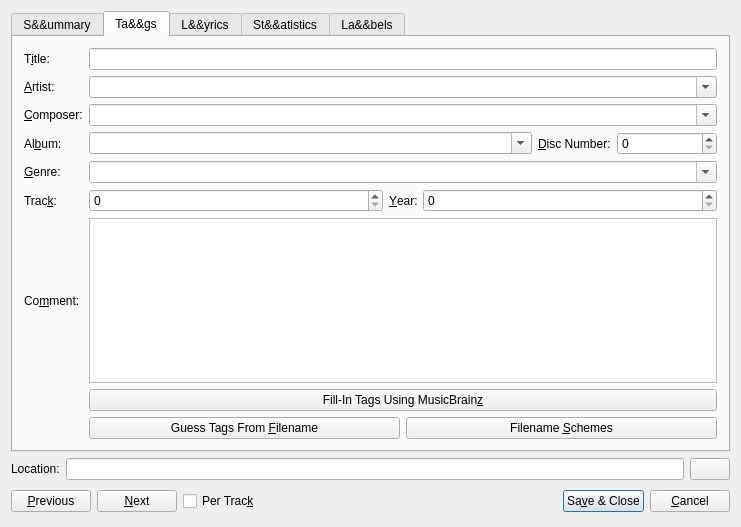
KDE/amarok, file src/tagdialogbase.ui: the form before one commit.
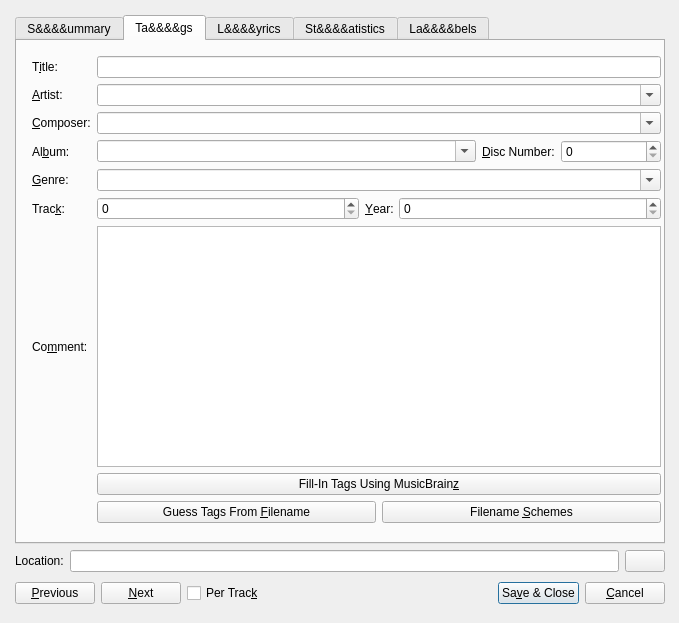
The form after the commit. Custom widgets are drawn as their Qt base class.

```diff
--- a/src/tagdialogbase.ui
+++ b/src/tagdialogbase.ui
@@ -5,122 +5,24 @@
    <rect>
     <x>0</x>
     <y>0</y>
-    <width>741</width>
-    <height>527</height>
+    <width>679</width>
+    <height>623</height>
    </rect>
   </property>
   <property name="windowTitle" >
    <string>Track Information</string>
   </property>
-  <layout class="QGridLayout" >
-   <item row="2" column="0" >
-    <layout class="QHBoxLayout" >
-     <item>
-      <widget class="QPushButton" name="pushButton_previous" >
-       <property name="text" >
-        <string>&amp;Previous</string>
-       </property>
-      </widget>
-     </item>
+  <widget class="QWidget" name="" >
+   <property name="geometry" >
+    <rect>
+     <x>4</x>
+     <y>4</y>
+     <width>672</width>
+     <height>615</height>
+    </rect>
+   </property>
+   <layout class="QVBoxLayout" name="verticalLayout_3" >
      <item>
-      <widget class="QPushButton" name="pushButton_next" >
-       <property name="text" >
-        <string>&amp;Next</string>
-       </property>
-      </widget>
-     </item>
-     <item>
-      <widget class="QCheckBox" name="checkBox_perTrack" >
-       <property name="text" >
-        <string>Per Trac&amp;k</string>
-       </property>
-      </widget>
-     </item>
-     <item>
-      <spacer name="spacer1" >
-       <property name="orientation" >
-        <enum>Qt::Horizontal</enum>
-       </property>
-       <property name="sizeType" >
-        <enum>QSizePolicy::MinimumExpanding</enum>
-       </property>
-       <property name="sizeHint" stdset="0" >
-        <size>
-         <width>215</width>
-         <height>30</height>
-        </size>
-       </property>
-      </spacer>
-     </item>
-     <item>
-      <widget class="QPushButton" name="pushButton_ok" >
-       <property name="text" >
-        <string>Sa&amp;ve &amp;&amp; Close</string>
-       </property>
-       <property name="autoDefault" >
-        <bool>true</bool>
-       </property>
-       <property name="default" >
-        <bool>true</bool>
-       </property>
-      </widget>
-     </item>
-     <item>
-      <widget class="QPushButton" name="pushButton_cancel" >
-       <property name="text" >
-        <string>&amp;Cancel</string>
-       </property>
-       <property name="autoDefault" >
-        <bool>true</bool>
-       </property>
-       <property name="default" >
-        <bool>false</bool>
-       </property>
-       <property name="flat" >
-        <bool>false</bool>
-       </property>
-      </widget>
-     </item>
-    </layout>
-   </item>
-   <item row="1" column="0" >
-    <layout class="QHBoxLayout" >
-     <item>
-      <widget class="QLabel" name="locationLabel" >
-       <property name="text" >
-        <string>Location:</string>
-       </property>
-       <property name="wordWrap" >
-        <bool>false</bool>
-       </property>
-      </widget>
-     </item>
-     <item>
-      <widget class="KLineEdit" name="kLineEdit_location" >
-       <property name="focusPolicy" >
-        <enum>Qt::StrongFocus</enum>
-       </property>
-       <property name="readOnly" >
-        <bool>true</bool>
-       </property>
-       <property name="SqueezedTextEnabled" stdset="0" >
-        <bool>true</bool>
-       </property>
-      </widget>
-     </item>
-     <item>
-      <widget class="QPushButton" name="pushButton_open" >
-       <property name="text" >
-        <string/>
-       </property>
-       <property name="autoDefault" >
-        <bool>false</bool>
-       </property>
-      </widget>
-     </item>
-    </layout>
-   </item>
-   <item row="0" column="0" >
     <widget class="KTabWidget" name="kTabWidget" >
      <property name="currentIndex" >
       <number>1</number>
@@ -133,15 +35,26 @@
        <rect>
         <x>0</x>
         <y>0</y>
-        <width>721</width>
-        <height>400</height>
+         <width>658</width>
+         <height>494</height>
        </rect>
       </property>
       <attribute name="title" >
-       <string>S&amp;&amp;&amp;&amp;ummary</string>
-      </attribute>
-      <layout class="QGridLayout" >
-       <item row="0" column="0" >
+        <string>S&amp;&amp;&amp;&amp;&amp;&amp;&amp;&amp;ummary</string>
+       </attribute>
+       <widget class="QWidget" name="" >
+        <property name="geometry" >
+         <rect>
+          <x>5</x>
+          <y>5</y>
+          <width>651</width>
+          <height>481</height>
+         </rect>
+        </property>
+        <layout class="QVBoxLayout" name="verticalLayout_4" >
+         <item>
+          <layout class="QHBoxLayout" name="horizontalLayout" >
+           <item>
         <widget class="CoverLabel" native="1" name="pixmap_cover" >
          <property name="minimumSize" >
           <size>
@@ -157,7 +70,7 @@
          </property>
         </widget>
        </item>
-       <item row="0" column="1" >
+           <item>
         <widget class="QLabel" name="trackArtistAlbumLabel" >
          <property name="text" >
           <string>Track by Artist on Album</string>
@@ -170,7 +83,9 @@
          </property>
         </widget>
        </item>
-       <item row="1" column="0" colspan="2" >
+          </layout>
+         </item>
+         <item>
         <widget class="Line" name="line1" >
          <property name="frameShape" >
           <enum>QFrame::HLine</enum>
@@ -180,7 +95,20 @@
          </property>
         </widget>
        </item>
-       <item row="3" column="1" >
+         <item>
+          <widget class="QLabel" name="summaryLabel" >
+           <property name="text" >
+            <string/>
+           </property>
+           <property name="alignment" >
+            <set>Qt::AlignTop</set>
+           </property>
+           <property name="wordWrap" >
+            <bool>true</bool>
+           </property>
+          </widget>
+         </item>
+         <item>
         <spacer name="spacer12" >
          <property name="orientation" >
           <enum>Qt::Vertical</enum>
@@ -196,47 +124,31 @@
          </property>
         </spacer>
        </item>
-       <item row="2" column="0" colspan="2" >
-        <widget class="QLabel" name="summaryLabel" >
-         <property name="text" >
-          <string/>
-         </property>
-         <property name="alignment" >
-          <set>Qt::AlignTop</set>
-         </property>
-         <property name="wordWrap" >
-          <bool>true</bool>
-         </property>
-        </widget>
-       </item>
-      </layout>
+        </layout>
+       </widget>
      </widget>
      <widget class="QWidget" name="tagsTab" >
       <property name="geometry" >
        <rect>
         <x>0</x>
         <y>0</y>
-        <width>721</width>
-        <height>400</height>
+         <width>658</width>
+         <height>494</height>
        </rect>
       </property>
       <attribute name="title" >
-       <string>Ta&amp;&amp;&amp;&amp;gs</string>
-      </attribute>
-      <layout class="QGridLayout" >
-       <item row="1" column="0" >
-        <widget class="QLabel" name="textLabel1_2" >
-         <property name="text" >
-          <string>&amp;Artist:</string>
-         </property>
-         <property name="wordWrap" >
-          <bool>false</bool>
-         </property>
-         <property name="buddy" >
-          <cstring>kComboBox_artist</cstring>
-         </property>
-        </widget>
-       </item>
+        <string>Ta&amp;&amp;&amp;&amp;&amp;&amp;&amp;&amp;gs</string>
+       </attribute>
+       <widget class="QWidget" name="" >
+        <property name="geometry" >
+         <rect>
+          <x>4</x>
+          <y>4</y>
+          <width>651</width>
+          <height>489</height>
+         </rect>
+        </property>
+        <layout class="QGridLayout" name="gridLayout_3" >
        <item row="0" column="0" >
         <widget class="QLabel" name="textLabel1" >
          <property name="text" >
@@ -250,66 +162,141 @@
          </property>
         </widget>
        </item>
-       <item row="5" column="0" >
-        <widget class="QLabel" name="textLabel1_6_6" >
+         <item row="0" column="1" >
+          <widget class="KLineEdit" name="kLineEdit_title" />
+         </item>
+         <item row="1" column="0" >
+          <widget class="QLabel" name="textLabel1_2" >
          <property name="text" >
-          <string>Trac&amp;k:</string>
-         </property>
-         <property name="textFormat" >
-          <enum>Qt::PlainText</enum>
-         </property>
+            <string>&amp;Artist:</string>
+           </property>
+           <property name="wordWrap" >
+            <bool>false</bool>
+           </property>
+           <property name="buddy" >
+            <cstring>kComboBox_artist</cstring>
+           </property>
+          </widget>
+         </item>
+         <item row="1" column="1" >
+          <widget class="KComboBox" name="kComboBox_artist" >
+           <property name="sizePolicy" >
+            <sizepolicy vsizetype="Fixed" hsizetype="Expanding" >
+             <horstretch>0</horstretch>
+             <verstretch>0</verstretch>
+            </sizepolicy>
+           </property>
+           <property name="editable" >
+            <bool>true</bool>
+           </property>
+           <property name="autoCompletion" >
+            <bool>false</bool>
+           </property>
+          </widget>
+         </item>
+         <item row="2" column="0" >
+          <widget class="QLabel" name="textLabel1_3_2" >
+           <property name="text" >
+            <string>&amp;Composer:</string>
+           </property>
          <property name="wordWrap" >
           <bool>false</bool>
          </property>
          <property name="buddy" >
-          <cstring>qSpinBox_track</cstring>
+            <cstring>kComboBox_composer</cstring>
          </property>
         </widget>
        </item>
-       <item row="8" column="1" >
+         <item row="2" column="1" >
+          <widget class="KComboBox" name="kComboBox_composer" >
+           <property name="sizePolicy" >
+            <sizepolicy vsizetype="Fixed" hsizetype="Expanding" >
+             <horstretch>0</horstretch>
+             <verstretch>0</verstretch>
+            </sizepolicy>
+           </property>
+           <property name="editable" >
+            <bool>true</bool>
+           </property>
+          </widget>
+         </item>
+         <item row="3" column="0" >
+          <widget class="QLabel" name="textLabel1_3" >
+           <property name="text" >
+            <string>Al&amp;bum:</string>
+           </property>
+           <property name="wordWrap" >
+            <bool>false</bool>
+           </property>
+           <property name="buddy" >
+            <cstring>kComboBox_album</cstring>
+           </property>
+          </widget>
+         </item>
+         <item row="3" column="1" >
         <layout class="QHBoxLayout" >
          <item>
-          <widget class="QPushButton" name="pushButton_guessTags" >
-           <property name="text" >
-            <string>Guess Tags From &amp;Filename</string>
-           </property>
+            <widget class="KComboBox" name="kComboBox_album" >
+             <property name="sizePolicy" >
+              <sizepolicy vsizetype="Fixed" hsizetype="Expanding" >
+               <horstretch>0</horstretch>
+               <verstretch>0</verstretch>
+              </sizepolicy>
+             </property>
+             <property name="editable" >
+              <bool>true</bool>
+             </property>
+             <property name="autoCompletion" >
+              <bool>false</bool>
+             </property>
           </widget>
          </item>
          <item>
-          <widget class="QPushButton" name="pushButton_setFilenameSchemes" >
+            <widget class="QLabel" name="textLabel1_3_2_2" >
            <property name="text" >
-            <string>Filename &amp;Schemes</string>
-           </property>
-           <property name="autoDefault" >
+              <string>&amp;Disc Number:</string>
+             </property>
+             <property name="wordWrap" >
             <bool>false</bool>
+             </property>
+             <property name="buddy" >
+              <cstring>qSpinBox_discNumber</cstring>
+             </property>
+            </widget>
+           </item>
+           <item>
+            <widget class="QSpinBox" name="qSpinBox_discNumber" >
+             <property name="sizePolicy" >
+              <sizepolicy vsizetype="Fixed" hsizetype="Expanding" >
+               <horstretch>0</horstretch>
+               <verstretch>0</verstretch>
+              </sizepolicy>
+             </property>
+             <property name="minimumSize" >
+              <size>
+               <width>50</width>
+               <height>0</height>
+              </size>
+             </property>
+             <property name="maximumSize" >
+              <size>
+               <width>100</width>
+               <height>32767</height>
+              </size>
+             </property>
+             <property name="specialValueText" >
+              <string/>
+             </property>
+             <property name="maximum" >
+              <number>3000</number>
+             </property>
+             <property name="value" >
+              <number>0</number>
            </property>
           </widget>
          </item>
         </layout>
        </item>
-       <item row="6" column="0" >
-        <widget class="QLabel" name="textLabel_comment" >
-         <property name="text" >
-          <string>Co&amp;mment:</string>
-         </property>
-         <property name="textFormat" >
-          <enum>Qt::PlainText</enum>
-         </property>
-         <property name="wordWrap" >
-          <bool>false</bool>
-         </property>
-         <property name="buddy" >
-          <cstring>kTextEdit_comment</cstring>
-         </property>
-        </widget>
-       </item>
-       <item row="7" column="1" >
-        <widget class="QPushButton" name="pushButton_musicbrainz" >
-         <property name="text" >
-          <string>Fill-In Tags Using MusicBrain&amp;z</string>
-         </property>
-        </widget>
-       </item>
        <item row="4" column="0" >
         <widget class="QLabel" name="textLabel1_4" >
          <property name="text" >
@@ -339,8 +326,21 @@
          </property>
         </widget>
        </item>
-       <item row="0" column="1" >
-        <widget class="KLineEdit" name="kLineEdit_title" />
+         <item row="5" column="0" >
+          <widget class="QLabel" name="textLabel1_6_6" >
+           <property name="text" >
+            <string>Trac&amp;k:</string>
+           </property>
+           <property name="textFormat" >
+            <enum>Qt::PlainText</enum>
+           </property>
+           <property name="wordWrap" >
+            <bool>false</bool>
+           </property>
+           <property name="buddy" >
+            <cstring>qSpinBox_track</cstring>
+           </property>
+          </widget>
        </item>
        <item row="5" column="1" >
         <layout class="QHBoxLayout" >
@@ -397,6 +397,22 @@
          </item>
         </layout>
        </item>
+         <item row="6" column="0" >
+          <widget class="QLabel" name="textLabel_comment" >
+           <property name="text" >
+            <string>Co&amp;mment:</string>
+           </property>
+           <property name="textFormat" >
+            <enum>Qt::PlainText</enum>
+           </property>
+           <property name="wordWrap" >
+            <bool>false</bool>
+           </property>
+           <property name="buddy" >
+            <cstring>kTextEdit_comment</cstring>
+           </property>
+          </widget>
+         </item>
        <item row="6" column="1" >
         <widget class="KTextEdit" name="kTextEdit_comment" >
          <property name="tabChangesFocus" >
@@ -407,138 +423,48 @@
          </property>
         </widget>
        </item>
-       <item row="3" column="0" >
-        <widget class="QLabel" name="textLabel1_3" >
+         <item row="7" column="1" >
+          <widget class="QPushButton" name="pushButton_musicbrainz" >
          <property name="text" >
-          <string>Al&amp;bum:</string>
-         </property>
-         <property name="wordWrap" >
-          <bool>false</bool>
-         </property>
-         <property name="buddy" >
-          <cstring>kComboBox_album</cstring>
-         </property>
-        </widget>
-       </item>
-       <item row="2" column="0" >
-        <widget class="QLabel" name="textLabel1_3_2" >
-         <property name="text" >
-          <string>&amp;Composer:</string>
-         </property>
-         <property name="wordWrap" >
-          <bool>false</bool>
-         </property>
-         <property name="buddy" >
-          <cstring>kComboBox_composer</cstring>
-         </property>
-        </widget>
-       </item>
-       <item row="3" column="1" >
+            <string>Fill-In Tags Using MusicBrain&amp;z</string>
+           </property>
+          </widget>
+         </item>
+         <item row="8" column="1" >
         <layout class="QHBoxLayout" >
          <item>
-          <widget class="KComboBox" name="kComboBox_album" >
-           <property name="sizePolicy" >
-            <sizepolicy vsizetype="Fixed" hsizetype="Expanding" >
-             <horstretch>0</horstretch>
-             <verstretch>0</verstretch>
-            </sizepolicy>
-           </property>
-           <property name="editable" >
-            <bool>true</bool>
-           </property>
-           <property name="autoCompletion" >
-            <bool>false</bool>
-           </property>
+            <widget class="QPushButton" name="pushButton_guessTags" >
+             <property name="text" >
+              <string>Guess Tags From &amp;Filename</string>
+             </property>
           </widget>
          </item>
          <item>
-          <widget class="QLabel" name="textLabel1_3_2_2" >
+            <widget class="QPushButton" name="pushButton_setFilenameSchemes" >
            <property name="text" >
-            <string>&amp;Disc Number:</string>
-           </property>
-           <property name="wordWrap" >
+              <string>Filename &amp;Schemes</string>
+             </property>
+             <property name="autoDefault" >
             <bool>false</bool>
            </property>
-           <property name="buddy" >
-            <cstring>qSpinBox_discNumber</cstring>
-           </property>
-          </widget>
-         </item>
-         <item>
-          <widget class="QSpinBox" name="qSpinBox_discNumber" >
-           <property name="sizePolicy" >
-            <sizepolicy vsizetype="Fixed" hsizetype="Expanding" >
-             <horstretch>0</horstretch>
-             <verstretch>0</verstretch>
-            </sizepolicy>
-           </property>
-           <property name="minimumSize" >
-            <size>
-             <width>50</width>
-             <height>0</height>
-            </size>
-           </property>
-           <property name="maximumSize" >
-            <size>
-             <width>100</width>
-             <height>32767</height>
-            </size>
-           </property>
-           <property name="specialValueText" >
-            <string/>
-           </property>
-           <property name="maximum" >
-            <number>3000</number>
-           </property>
-           <property name="value" >
-            <number>0</number>
-           </property>
-          </widget>
-         </item>
-        </layout>
-       </item>
-       <item row="2" column="1" >
-        <widget class="KComboBox" name="kComboBox_composer" >
-         <property name="sizePolicy" >
-          <sizepolicy vsizetype="Fixed" hsizetype="Expanding" >
-           <horstretch>0</horstretch>
-           <verstretch>0</verstretch>
-          </sizepolicy>
-         </property>
-         <property name="editable" >
-          <bool>true</bool>
-         </property>
-        </widget>
-       </item>
-       <item row="1" column="1" >
-        <widget class="KComboBox" name="kComboBox_artist" >
-         <property name="sizePolicy" >
-          <sizepolicy vsizetype="Fixed" hsizetype="Expanding" >
-           <horstretch>0</horstretch>
-           <verstretch>0</verstretch>
-          </sizepolicy>
-         </property>
-         <property name="editable" >
-          <bool>true</bool>
-         </property>
-         <property name="autoCompletion" >
-          <bool>false</bool>
-         </property>
-        </widget>
-       </item>
-      </layout>
+            </widget>
+           </item>
+          </layout>
+         </item>
+        </layout>
+       </widget>
      </widget>
      <widget class="QWidget" name="lyricsTab" >
       <property name="geometry" >
        <rect>
         <x>0</x>
         <y>0</y>
-        <width>721</width>
-        <height>400</height>
+         <width>658</width>
+         <height>494</height>
        </rect>
       </property>
       <attribute name="title" >
-       <string>L&amp;&amp;&amp;&amp;yrics</string>
+        <string>L&amp;&amp;&amp;&amp;&amp;&amp;&amp;&amp;yrics</string>
       </attribute>
       <layout class="QHBoxLayout" >
        <item>
@@ -558,14 +484,25 @@
        <rect>
         <x>0</x>
         <y>0</y>
-        <width>721</width>
-        <height>400</height>
+         <width>658</width>
+         <height>494</height>
        </rect>
       </property>
       <attribute name="title" >
-       <string>St&amp;&amp;&amp;&amp;atistics</string>
-      </attribute>
-      <layout class="QGridLayout" >
+        <string>St&amp;&amp;&amp;&amp;&amp;&amp;&amp;&amp;atistics</string>
+       </attribute>
+       <widget class="QWidget" name="" >
+        <property name="geometry" >
+         <rect>
+          <x>4</x>
+          <y>4</y>
+          <width>711</width>
+          <height>391</height>
+         </rect>
+        </property>
+        <layout class="QVBoxLayout" name="verticalLayout_2" >
+         <item>
+          <layout class="QGridLayout" name="gridLayout_2" >
        <item row="0" column="0" >
         <widget class="QLabel" name="trackArtistAlbumLabel2" >
          <property name="text" >
@@ -579,52 +516,22 @@
          </property>
         </widget>
        </item>
-       <item row="4" column="2" >
-        <spacer name="spacer3_2" >
-         <property name="orientation" >
-          <enum>Qt::Vertical</enum>
-         </property>
-         <property name="sizeType" >
-          <enum>QSizePolicy::Expanding</enum>
-         </property>
-         <property name="sizeHint" stdset="0" >
-          <size>
-           <width>20</width>
-           <height>200</height>
-          </size>
-         </property>
-        </spacer>
-       </item>
-       <item row="3" column="0" colspan="3" >
-        <widget class="QLabel" name="statisticsLabel" >
-         <property name="text" >
-          <string/>
-         </property>
-         <property name="alignment" >
-          <set>Qt::AlignTop</set>
-         </property>
-         <property name="wordWrap" >
-          <bool>true</bool>
-         </property>
-        </widget>
-       </item>
-       <item row="2" column="0" >
-        <spacer name="spacer5" >
+           <item row="0" column="1" >
+            <spacer name="horizontalSpacer" >
          <property name="orientation" >
           <enum>Qt::Horizontal</enum>
          </property>
-         <property name="sizeType" >
-          <enum>QSizePolicy::Expanding</enum>
-         </property>
          <property name="sizeHint" stdset="0" >
           <size>
-           <width>431</width>
+               <width>40</width>
            <height>20</height>
           </size>
          </property>
         </spacer>
        </item>
-       <item row="0" column="1" >
+           <item row="0" column="2" >
+            <layout class="QGridLayout" name="gridLayout" >
+             <item row="0" column="0" >
         <widget class="QLabel" name="scoreLabel" >
          <property name="text" >
           <string>Score:</string>
@@ -634,17 +541,7 @@
          </property>
         </widget>
        </item>
-       <item row="1" column="1" >
-        <widget class="QLabel" name="ratingLabel" >
-         <property name="text" >
-          <string>Rating:</string>
-         </property>
-         <property name="wordWrap" >
-          <bool>false</bool>
-         </property>
-        </widget>
-       </item>
-       <item row="0" column="2" >
+             <item row="0" column="1" >
         <widget class="QSpinBox" name="qSpinBox_score" >
          <property name="sizePolicy" >
           <sizepolicy vsizetype="Fixed" hsizetype="Expanding" >
@@ -663,24 +560,77 @@
          </property>
         </widget>
        </item>
-       <item row="1" column="2" >
+             <item row="1" column="0" >
+              <widget class="QLabel" name="ratingLabel" >
+               <property name="text" >
+                <string>Rating:</string>
+               </property>
+               <property name="wordWrap" >
+                <bool>false</bool>
+               </property>
+              </widget>
+             </item>
+             <item row="1" column="1" >
         <widget class="KComboBox" name="kComboBox_rating" />
        </item>
       </layout>
+           </item>
+          </layout>
+         </item>
+         <item>
+          <widget class="QLabel" name="statisticsLabel" >
+           <property name="text" >
+            <string/>
+           </property>
+           <property name="alignment" >
+            <set>Qt::AlignTop</set>
+           </property>
+           <property name="wordWrap" >
+            <bool>true</bool>
+           </property>
+          </widget>
+         </item>
+         <item>
+          <spacer name="spacer3_2" >
+           <property name="orientation" >
+            <enum>Qt::Vertical</enum>
+           </property>
+           <property name="sizeType" >
+            <enum>QSizePolicy::Expanding</enum>
+           </property>
+           <property name="sizeHint" stdset="0" >
+            <size>
+             <width>20</width>
+             <height>200</height>
+            </size>
+           </property>
+          </spacer>
+         </item>
+        </layout>
+       </widget>
      </widget>
      <widget class="QWidget" name="labelsTab" >
       <property name="geometry" >
        <rect>
         <x>0</x>
         <y>0</y>
-        <width>721</width>
-        <height>400</height>
+         <width>658</width>
+         <height>494</height>
        </rect>
       </property>
       <attribute name="title" >
-       <string>La&amp;&amp;&amp;&amp;bels</string>
-      </attribute>
-      <layout class="QVBoxLayout" >
+        <string>La&amp;&amp;&amp;&amp;&amp;&amp;&amp;&amp;bels</string>
+       </attribute>
+       <widget class="QWidget" name="" >
+        <property name="geometry" >
+         <rect>
+          <x>4</x>
+          <y>4</y>
+          <width>711</width>
+          <height>391</height>
+         </rect>
+        </property>
+        <layout class="QVBoxLayout" name="verticalLayout" >
        <item>
         <widget class="QLabel" name="labels_favouriteLabels" >
          <property name="text" >
@@ -720,8 +670,117 @@
       </layout>
      </widget>
     </widget>
-   </item>
-  </layout>
+     </widget>
+    </item>
+    <item>
+     <layout class="QHBoxLayout" name="horizontalLayout_2" >
+      <item>
+       <widget class="QLabel" name="locationLabel" >
+        <property name="text" >
+         <string>Location:</string>
+        </property>
+        <property name="wordWrap" >
+         <bool>false</bool>
+        </property>
+       </widget>
+      </item>
+      <item>
+       <widget class="KLineEdit" name="kLineEdit_location" >
+        <property name="focusPolicy" >
+         <enum>Qt::StrongFocus</enum>
+        </property>
+        <property name="readOnly" >
+         <bool>true</bool>
+        </property>
+        <property name="SqueezedTextEnabled" stdset="0" >
+         <bool>true</bool>
+        </property>
+       </widget>
+      </item>
+      <item>
+       <widget class="QPushButton" name="pushButton_open" >
+        <property name="text" >
+         <string/>
+        </property>
+        <property name="autoDefault" >
+         <bool>false</bool>
+        </property>
+       </widget>
+      </item>
+     </layout>
+    </item>
+    <item>
+     <layout class="QHBoxLayout" name="horizontalLayout_3" >
+      <item>
+       <widget class="QPushButton" name="pushButton_previous" >
+        <property name="text" >
+         <string>&amp;Previous</string>
+        </property>
+       </widget>
+      </item>
+      <item>
+       <widget class="QPushButton" name="pushButton_next" >
+        <property name="text" >
+         <string>&amp;Next</string>
+        </property>
+       </widget>
+      </item>
+      <item>
+       <widget class="QCheckBox" name="checkBox_perTrack" >
+        <property name="text" >
+         <string>Per Trac&amp;k</string>
+        </property>
+       </widget>
+      </item>
+      <item>
+       <spacer name="spacer1" >
+        <property name="orientation" >
+         <enum>Qt::Horizontal</enum>
+        </property>
+        <property name="sizeType" >
+         <enum>QSizePolicy::MinimumExpanding</enum>
+        </property>
+        <property name="sizeHint" stdset="0" >
+         <size>
+          <width>215</width>
+          <height>30</height>
+         </size>
+        </property>
+       </spacer>
+      </item>
+      <item>
+       <widget class="QPushButton" name="pushButton_ok" >
+        <property name="text" >
+         <string>Sa&amp;ve &amp;&amp; Close</string>
+        </property>
+        <property name="autoDefault" >
+         <bool>true</bool>
+        </property>
+        <property name="default" >
+         <bool>true</bool>
+        </property>
+       </widget>
+      </item>
+      <item>
+       <widget class="QPushButton" name="pushButton_cancel" >
+        <property name="text" >
+         <string>&amp;Cancel</string>
+        </property>
+        <property name="autoDefault" >
+         <bool>true</bool>
+        </property>
+        <property name="default" >
+         <bool>false</bool>
+        </property>
+        <property name="flat" >
+         <bool>false</bool>
+        </property>
+       </widget>
+      </item>
+     </layout>
+    </item>
+   </layout>
+  </widget>
  </widget>
  <layoutdefault spacing="6" margin="11" />
  <pixmapfunction>qPixmapFromMimeSource</pixmapfunction>
```
Lines whose indentation alone changed are shown as unchanged.
